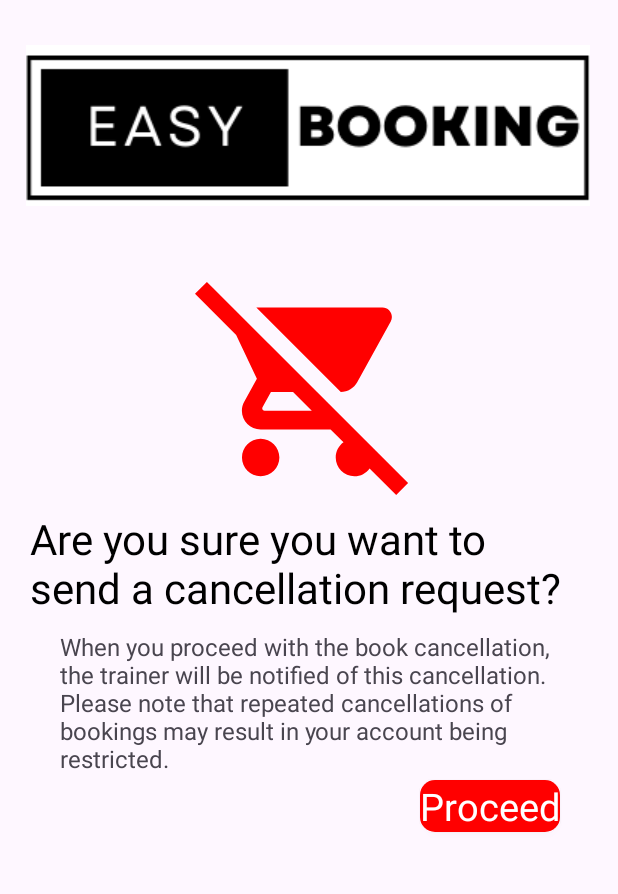
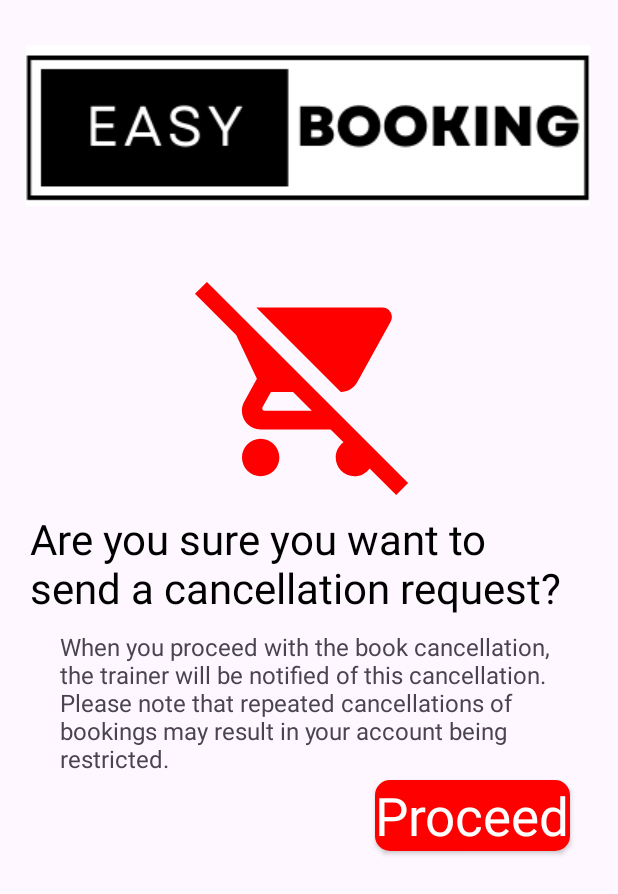
Before and after one commit to BradlyVinceGorgonio/EasyBook, an Android app: the fragment done_proceed shown on its own in the app's theme, on a phone screen of 412 x 824 dp. Shown: the top 894 px of the screen. Run offline under Robolectric (Android 15) with nearby library versions, the phone set to English and light mode, and no system bars.

Commit message:
Easy Booking

```diff
--- a/app/src/main/res/layout/fragment_done_proceed.xml
+++ b/app/src/main/res/layout/fragment_done_proceed.xml
@@ -51,7 +51,7 @@
         android:layout_width="wrap_content"
         android:layout_height="wrap_content"
         android:layout_marginTop="520dp"
-        android:layout_marginLeft="280dp"
+        android:layout_marginLeft="250dp"
         app:cardCornerRadius="10dp">
 
         <TextView
@@ -60,7 +60,7 @@
             android:background="#FF0000"
             android:text="Proceed"
             android:textColor="@color/white"
-            android:textSize="25dp"
+            android:textSize="35dp"
             ></TextView>
 
 
--- a/app/src/main/res/layout/fragment_request.xml
+++ b/app/src/main/res/layout/fragment_request.xml
@@ -60,7 +60,7 @@
             android:background="#FF0000"
             android:text="Done"
             android:textColor="@color/white"
-            android:textSize="25dp"
+            android:textSize="35dp"
             ></TextView>
 
 
```
